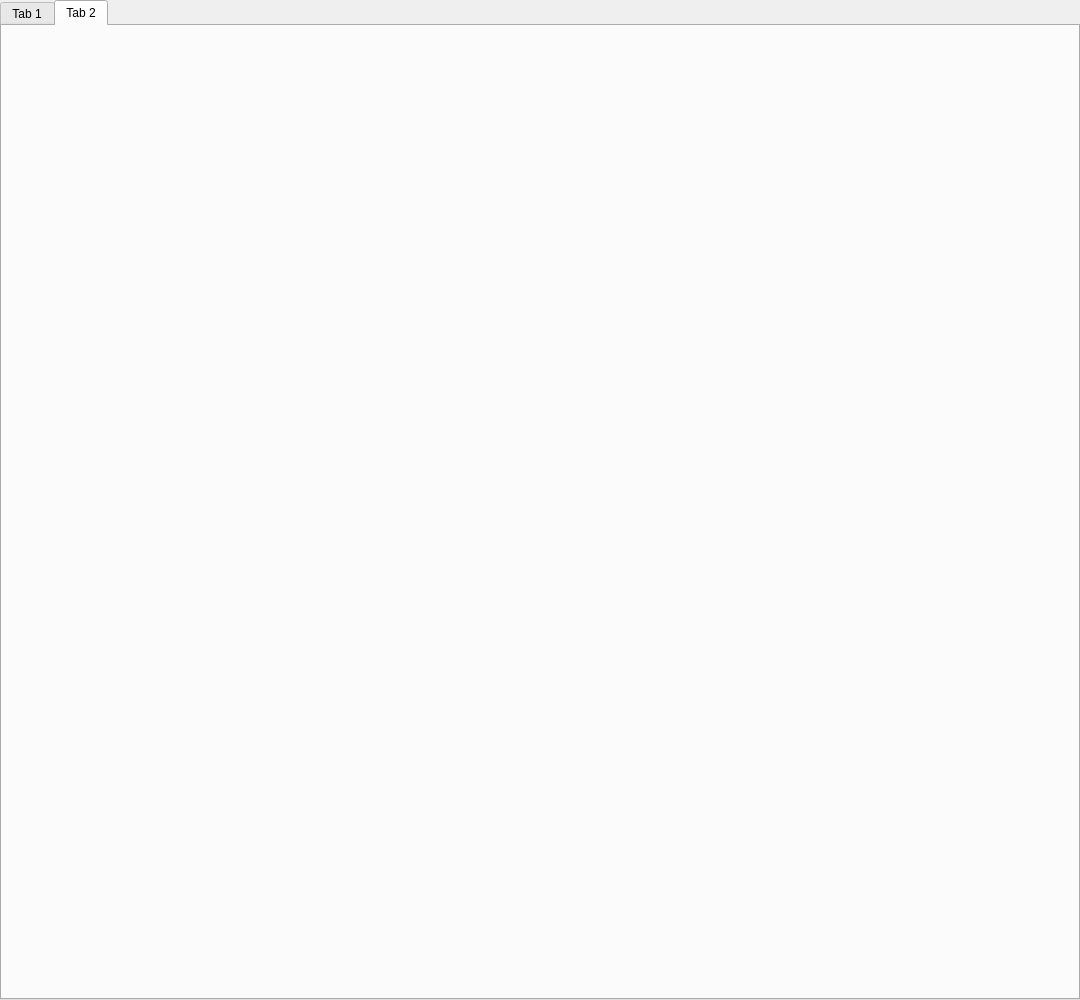
Above: mainwindow.ui from pszczepa/Bluetooth_LED before the change. Below: the same form after it.
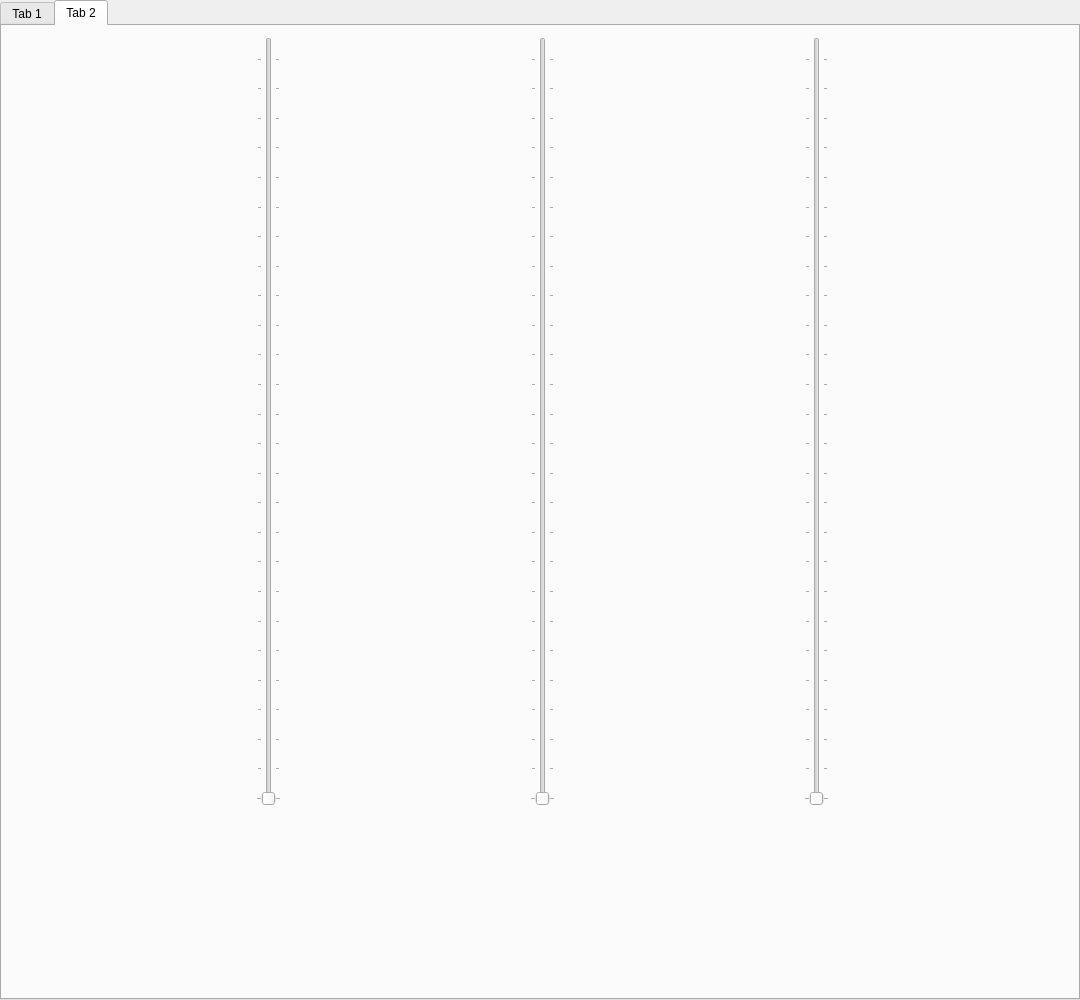
That is the form after the change. The open tabs and pages were chosen to show the change.

Patch:
```diff
--- a/mainwindow.ui
+++ b/mainwindow.ui
@@ -87,6 +87,143 @@
      <attribute name="title">
       <string>Tab 2</string>
      </attribute>
+     <widget class="QWidget" name="layoutWidget">
+      <property name="geometry">
+       <rect>
+        <x>0</x>
+        <y>0</y>
+        <width>1081</width>
+        <height>791</height>
+       </rect>
+      </property>
+      <layout class="QHBoxLayout" name="horizontalLayout">
+       <item>
+        <widget class="QSlider" name="verticalSlider">
+         <property name="maximum">
+          <number>255</number>
+         </property>
+         <property name="orientation">
+          <enum>Qt::Vertical</enum>
+         </property>
+         <property name="invertedAppearance">
+          <bool>false</bool>
+         </property>
+         <property name="invertedControls">
+          <bool>false</bool>
+         </property>
+         <property name="tickPosition">
+          <enum>QSlider::TicksBothSides</enum>
+         </property>
+         <property name="tickInterval">
+          <number>10</number>
+         </property>
+        </widget>
+       </item>
+       <item>
+        <widget class="QSlider" name="verticalSlider_2">
+         <property name="styleSheet">
+          <string notr="true">QSlider::groove:horizontal {
+border: 1px solid #bbb;
+background: white;
+height: 10px;
+border-radius: 4px;
+}
+
+QSlider::sub-page:horizontal {
+background: qlineargradient(x1: 0, y1: 0,    x2: 0, y2: 1,
+    stop: 0 #66e, stop: 1 #bbf);
+background: qlineargradient(x1: 0, y1: 0.2, x2: 1, y2: 1,
+    stop: 0 #bbf, stop: 1 #55f);
+border: 1px solid #777;
+height: 10px;
+border-radius: 4px;
+}
+
+QSlider::add-page:horizontal {
+background: #fff;
+border: 1px solid #777;
+height: 10px;
+border-radius: 4px;
+}
+
+QSlider::handle:horizontal {
+background: qlineargradient(x1:0, y1:0, x2:1, y2:1,
+    stop:0 #eee, stop:1 #ccc);
+border: 1px solid #777;
+width: 13px;
+margin-top: -2px;
+margin-bottom: -2px;
+border-radius: 4px;
+}
+
+QSlider::handle:horizontal:hover {
+background: qlineargradient(x1:0, y1:0, x2:1, y2:1,
+    stop:0 #fff, stop:1 #ddd);
+border: 1px solid #444;
+border-radius: 4px;
+}
+
+QSlider::sub-page:horizontal:disabled {
+background: #bbb;
+border-color: #999;
+}
+
+QSlider::add-page:horizontal:disabled {
+background: #eee;
+border-color: #999;
+}
+
+QSlider::handle:horizontal:disabled {
+background: #eee;
+border: 1px solid #aaa;
+border-radius: 4px;
+}
+</string>
+         </property>
+         <property name="maximum">
+          <number>255</number>
+         </property>
+         <property name="orientation">
+          <enum>Qt::Vertical</enum>
+         </property>
+         <property name="invertedAppearance">
+          <bool>false</bool>
+         </property>
+         <property name="invertedControls">
+          <bool>false</bool>
+         </property>
+         <property name="tickPosition">
+          <enum>QSlider::TicksBothSides</enum>
+         </property>
+         <property name="tickInterval">
+          <number>10</number>
+         </property>
+        </widget>
+       </item>
+       <item>
+        <widget class="QSlider" name="verticalSlider_3">
+         <property name="maximum">
+          <number>255</number>
+         </property>
+         <property name="orientation">
+          <enum>Qt::Vertical</enum>
+         </property>
+         <property name="invertedAppearance">
+          <bool>false</bool>
+         </property>
+         <property name="invertedControls">
+          <bool>false</bool>
+         </property>
+         <property name="tickPosition">
+          <enum>QSlider::TicksBothSides</enum>
+         </property>
+         <property name="tickInterval">
+          <number>10</number>
+         </property>
+        </widget>
+       </item>
+      </layout>
+     </widget>
     </widget>
    </widget>
   </widget>
```
Left out of the diff: 70 changed lines with no effect on the pictures.
